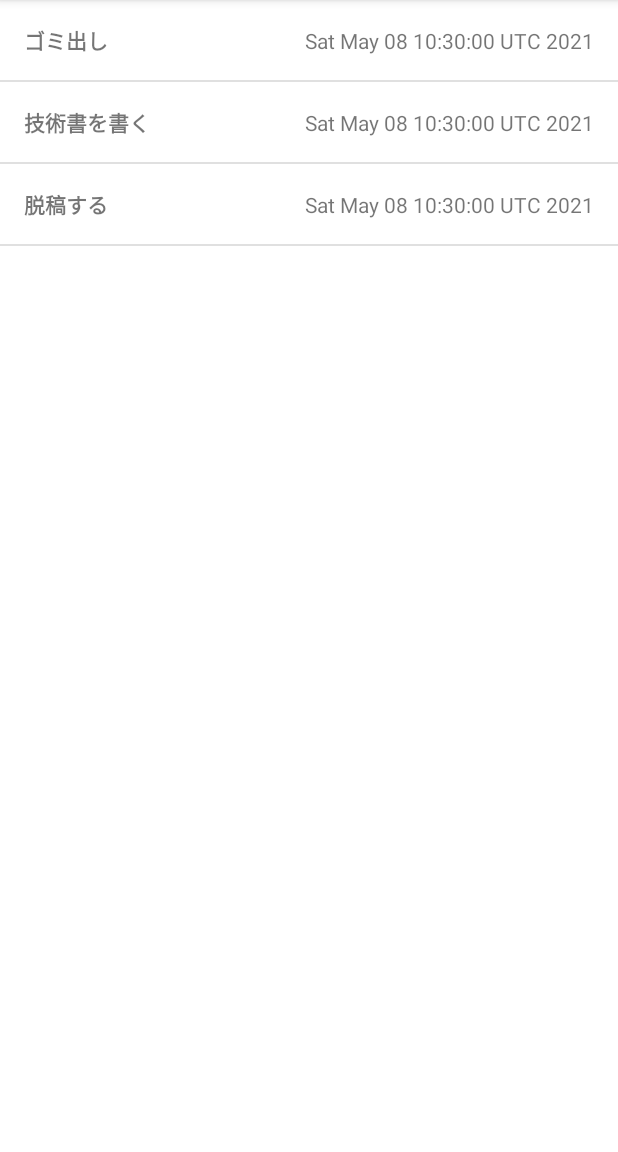
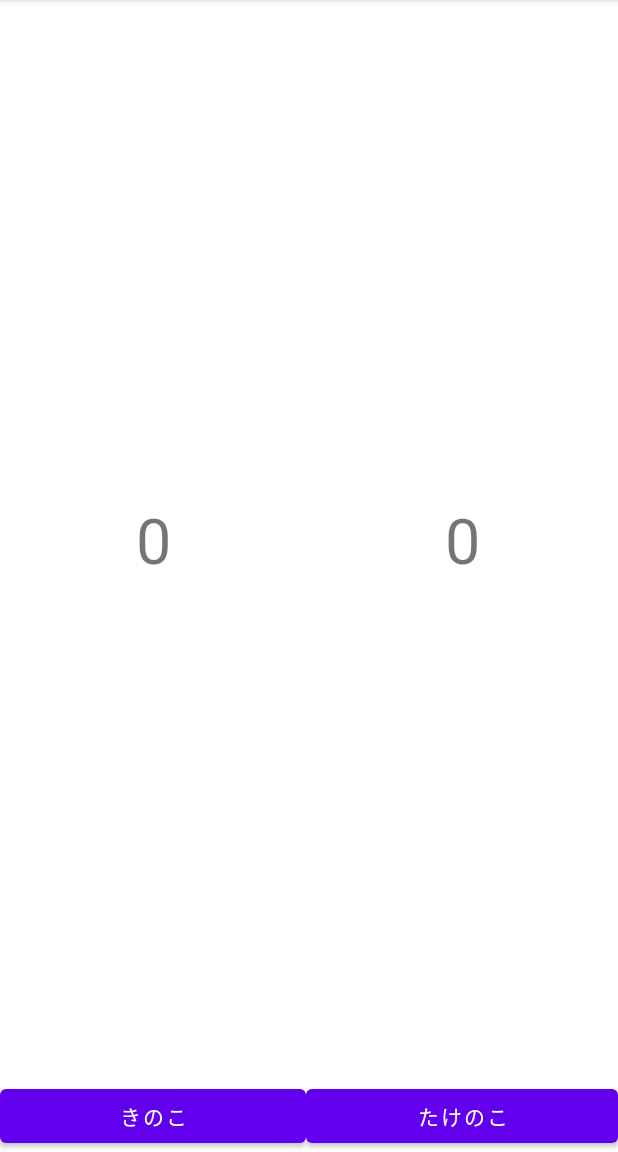
Before and after one commit to pisuma/DataBindingSample, an Android app: the screen it shows after launch (MainActivity), on a phone screen of 412 x 824 dp, the part 84-1236 px from its top. Run offline under Robolectric (Android 15) with nearby library versions, the phone set to English and light mode, and no system bars; our stand-ins replace data binding.

Commit message:
fragmentでDataBinding

```diff
--- a/app/build.gradle
+++ b/app/build.gradle
@@ -45,6 +45,7 @@ dependencies {
     implementation 'androidx.appcompat:appcompat:1.2.0'
     implementation 'com.google.android.material:material:1.3.0'
     implementation 'androidx.constraintlayout:constraintlayout:2.0.4'
+    implementation 'androidx.legacy:legacy-support-v4:1.0.0'
     testImplementation 'junit:junit:4.+'
     androidTestImplementation 'androidx.test.ext:junit:1.1.2'
     androidTestImplementation 'androidx.test.espresso:espresso-core:3.3.0'
--- a/app/src/main/java/com/example/databindingsample/MainActivity.kt
+++ b/app/src/main/java/com/example/databindingsample/MainActivity.kt
@@ -16,12 +16,5 @@ class MainActivity : AppCompatActivity() {
         super.onCreate(savedInstanceState)
         val binding: ActivityMainBinding = DataBindingUtil.setContentView(this, R.layout.activity_main)
 
-        val adapter = MainListAdapter(this).apply {
-            add(ListItem("ゴミ出し", Date()))
-            add(ListItem("技術書を書く", Date()))
-            add(ListItem("脱稿する", Date()))
-        }
-
-        binding.listView.adapter = adapter
     }
 }
--- /dev/null
+++ b/app/src/main/java/com/example/databindingsample/MainFragment.kt
@@ -0,0 +1,40 @@
+package com.example.databindingsample
+
+import android.os.Bundle
+import androidx.fragment.app.Fragment
+import android.view.LayoutInflater
+import android.view.View
+import android.view.ViewGroup
+import androidx.databinding.DataBindingUtil
+import com.example.databindingsample.databinding.FragmentMainBinding
+
+class MainActivityFragment : Fragment() {
+
+    private lateinit var binding: FragmentMainBinding
+
+
+    override fun onCreateView(
+        inflater: LayoutInflater, container: ViewGroup?,
+        savedInstanceState: Bundle?
+    ): View? {
+
+        binding = DataBindingUtil.inflate(inflater, R.layout.fragment_main, container, false)
+
+        // Inflate the layout for this fragment
+        return binding.root
+    }
+
+    override fun onActivityCreated(savedInstanceState: Bundle?) {
+        super.onActivityCreated(savedInstanceState)
+
+        binding.buttonKinoko.setOnClickListener {
+            binding.kinoko += 1
+        }
+
+        binding.buttonTakenoko.setOnClickListener {
+            binding.takenoko += 1
+        }
+    }
+
+
+}
--- a/app/src/main/java/com/example/databindingsample/MainListAdapter.kt
+++ b/app/src/main/java/com/example/databindingsample/MainListAdapter.kt
@@ -1,7 +1,6 @@
 package com.example.databindingsample
 
 import android.content.Context
-import android.text.Layout
 import android.view.LayoutInflater
 import android.view.View
 import android.view.ViewGroup
--- a/app/src/main/res/layout/activity_main.xml
+++ b/app/src/main/res/layout/activity_main.xml
@@ -2,14 +2,17 @@
 <layout xmlns:android="http://schemas.android.com/apk/res/android"
     xmlns:tools="http://schemas.android.com/tools">
 
-    <data>
-        <import type="android.view.View"/>
-        <import type="com.example.databindingsample.Converter"/>
-    </data>
+    <FrameLayout
+        android:layout_width="match_parent"
+        android:layout_height="match_parent"
+        tools:context=".MainActivity">
 
-        <ListView
-            android:id="@+id/list_view"
+        <fragment
+            android:id="@+id/fragment_main"
+            android:name="com.example.databindingsample.MainActivityFragment"
             android:layout_width="match_parent"
-            android:layout_height="match_parent" />
+            android:layout_height="match_parent"/>
+
+    </FrameLayout>
 
 </layout>
--- /dev/null
+++ b/app/src/main/res/layout/fragment_main.xml
@@ -0,0 +1,48 @@
+<?xml version="1.0" encoding="utf-8"?>
+<layout xmlns:android="http://schemas.android.com/apk/res/android"
+    xmlns:tools="http://schemas.android.com/tools">
+
+    <data>
+
+        <variable
+            name="kinoko"
+            type="int" />
+
+        <variable
+            name="takenoko"
+            type="int" />
+    </data>
+
+    <GridLayout
+        android:layout_width="match_parent"
+        android:layout_height="match_parent"
+        android:columnCount="2"
+        tools:context=".MainFragment">
+
+        <TextView
+            android:layout_columnWeight="1"
+            android:layout_rowWeight="1"
+            android:gravity="center"
+            android:text="@{Integer.toString(kinoko)}"
+            android:textSize="42sp"/>
+
+        <TextView
+            android:id="@+id/textView4"
+            android:layout_columnWeight="1"
+            android:layout_rowWeight="1"
+            android:gravity="center"
+            android:text="@{Integer.toString(takenoko)}"
+            android:textSize="42sp"/>
+
+        <Button
+            android:id="@+id/button_kinoko"
+            android:layout_columnWeight="1"
+            android:text="きのこ"/>
+
+        <Button
+            android:id="@+id/button_takenoko"
+            android:layout_columnWeight="1"
+            android:text="たけのこ" />
+
+    </GridLayout>
+</layout>
--- a/app/src/main/res/layout/list_example.xml
+++ b/app/src/main/res/layout/list_example.xml
@@ -25,5 +25,6 @@
             android:layout_width="wrap_content"
             android:layout_height="wrap_content"
             android:text="@{item.due.toString()}" />
+
     </LinearLayout>
 </layout>
--- a/app/src/main/res/values/strings.xml
+++ b/app/src/main/res/values/strings.xml
@@ -1,3 +1,5 @@
 <resources>
     <string name="app_name">DataBindingSample</string>
+    <!-- TODO: Remove or change this placeholder text -->
+    <string name="hello_blank_fragment">Hello blank fragment</string>
 </resources>
```
